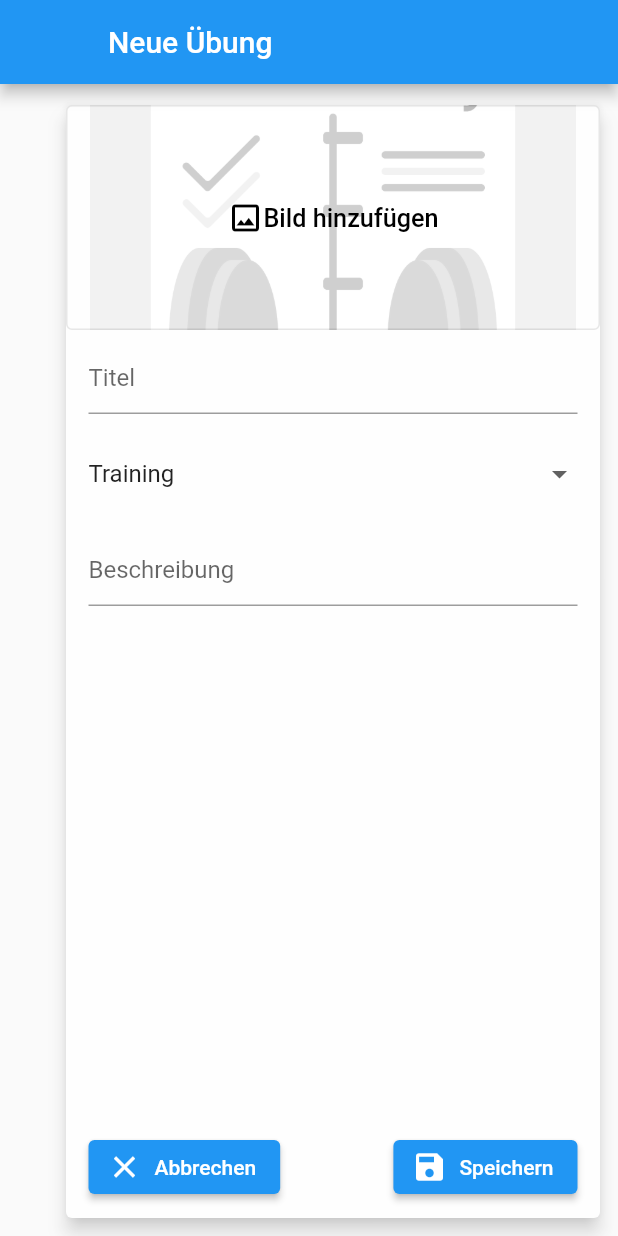
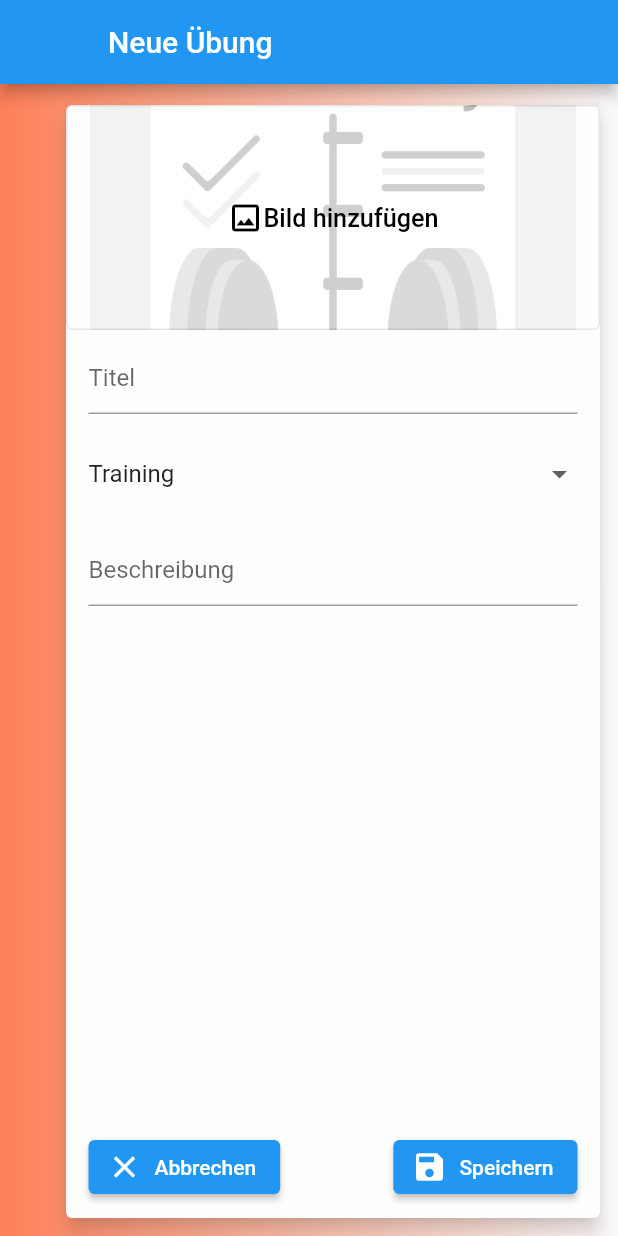
Before and after one commit to thierrypascal/NativeTraining, a Flutter app: the EditExercisePage widget shown alone on an empty page, opened directly, on a phone screen of 412 x 824 dp. Run offline on Flutter 3.47's test engine with Material 2 defaults, Android fonts, the phone set to English and light mode, and no system bars; our stand-ins replace cached_network_image, cloud_firestore, extended_image, firebase_auth, firebase_core, firebase_storage and 5 more; missing offline and left inert: image_editor; accounts and stored records are empty.

Commit message:
changed launcher icon, fixed some minor bugs

```diff
--- a/lib/components/edit_dialog.dart
+++ b/lib/components/edit_dialog.dart
@@ -1,6 +1,5 @@
 import 'package:flutter/cupertino.dart';
 import 'package:flutter/material.dart';
-import 'package:native_training/components/drawer.dart';
 
 /// Simple class to display a save-abort dialog
 class EditDialog extends StatelessWidget {
@@ -31,6 +30,9 @@ class EditDialog extends StatelessWidget {
   /// if card needs to be inset on the left to display object type
   final bool needsInset;
 
+  /// which type the exercise is, only shown if needsInset = true
+  final int type;
+
   /// Simple class to display a save-abort dialog
   EditDialog(
       {this.abort = 'Abbrechen',
@@ -38,6 +40,7 @@ class EditDialog extends StatelessWidget {
       this.saveIcon = Icons.save,
       this.abortIcon = Icons.clear,
       this.needsInset = true,
+      this.type = 0,
       @required this.title,
       @required this.abortCallback,
       @required this.saveCallback,
@@ -46,15 +49,45 @@ class EditDialog extends StatelessWidget {
       Key key})
       : super(key: key);
 
+
   @override
   Widget build(BuildContext context) {
+    Color gradientStart;
+
+    switch (type) {
+      case 0:
+        gradientStart = Colors.grey;
+        break;
+      case 1:
+        gradientStart = Colors.green;
+        break;
+      case 2:
+        gradientStart = Colors.deepOrange;
+        break;
+      case 3:
+        gradientStart = Colors.deepPurple;
+        break;
+      default:
+        gradientStart = Colors.grey;
+        break;
+    }
+
     return Scaffold(
-      // resizeToAvoidBottomInset: false,
       appBar: AppBar(
         leading: Text(""),
           title: Text(title)
       ),
-      body: Padding(
+      body: Container(
+        decoration: (needsInset) ?
+        new BoxDecoration(
+          gradient: new LinearGradient(colors: [gradientStart, Theme.of(context).scaffoldBackgroundColor],
+            begin: const FractionalOffset(0.0, 1.0),
+            end: const FractionalOffset(1.0, 1.0),
+            stops: [0.0,1.0],
+            tileMode: TileMode.clamp,
+          ),
+        ) : null,
+        child: Padding(
           padding: needsInset
               ? const EdgeInsets.fromLTRB(40, 10, 8, 8)
               : const EdgeInsets.fromLTRB(8, 10, 8, 8),
@@ -95,6 +128,7 @@ class EditDialog extends StatelessWidget {
             ),
           ),
         ),
+      ),
     );
   }
 }
--- a/lib/components/information_object_list_widget.dart
+++ b/lib/components/information_object_list_widget.dart
@@ -67,13 +67,14 @@ class _InformationObjectListWidgetState extends State<InformationObjectListWidge
                   ? Center(
                       child: Column(
                         mainAxisAlignment: MainAxisAlignment.center,
-                        children: const [
-                          //TODO: if is Exercise, show differently
+                        children: [
+                          if (widget.isWorkout)
                           Text(
                             'Noch kein Eintrag vorhanden, m\u00F6chtest du einen neuen anlegen?',
                             textScaleFactor: 2,
                             textAlign: TextAlign.center,
-                          ),
+                          ) else
+                          Text('Du hast noch keine \u00DCbungen dieses Typs'),
                         ],
                       ),
                     )
--- a/lib/main.dart
+++ b/lib/main.dart
@@ -21,8 +21,6 @@ class App extends StatefulWidget {
 }
 
 class _AppState extends State<App> {
-  //TODO: change Android App Icon
-
   final Future<FirebaseApp> _initialization = Firebase.initializeApp();
 
   @override
--- a/lib/models/user.dart
+++ b/lib/models/user.dart
@@ -100,7 +100,6 @@ class User extends ChangeNotifier {
       'surname': surname,
       'mail': mail,
       'imageURL': imageURL,
-      //TODO: save/update lists / names correctly
       'workouts': _workouts.toList(),
       'exercises': _exercises.toList(),
     });
--- a/lib/pages/exercise_page/edit_exercise_page.dart
+++ b/lib/pages/exercise_page/edit_exercise_page.dart
@@ -10,8 +10,6 @@ import 'package:native_training/pages/exercise_page/my_exercises_page.dart';
 import 'package:native_training/services/service_provider.dart';
 import 'package:provider/provider.dart';
 import 'package:uuid/uuid.dart';
-
-//TODO: Edit/Create as one workflow
 
 class EditExercisePage extends StatefulWidget {
   EditExercisePage({@required this.isEdit, this.exercise, this.route, Key key}) : super(key: key);
@@ -56,7 +54,6 @@ class _EditExercisePageState extends State<EditExercisePage> {
     final user = Provider.of<User>(context, listen: false);
 
     return EditDialog(
-      //TODO: modify EditDialog to show color of selected type
       title: widget.isEdit ? '\u00DCbung bearbeiten' : 'Neue \u00DCbung',
       abortCallback: () {
         Navigator.pop(context);
@@ -156,6 +153,7 @@ class _EditExercisePageState extends State<EditExercisePage> {
           ),
         ),
       ),
+      type: exerciseProvider.getAbstractFromType(_selectedType),
     );
   }
 }
--- a/lib/pages/login_page/register_email_page.dart
+++ b/lib/pages/login_page/register_email_page.dart
@@ -56,14 +56,12 @@ class _RegisterFormState extends State<RegisterForm> {
           TextFormField(
             decoration: const InputDecoration(labelText: 'Name'),
             onSaved: (value) => _name = value,
-            validator: (value) =>
-                value.isEmpty ? 'Bitte ein Name eingeben' : null,
+            validator: (value) => value.isEmpty ? 'Bitte ein Name eingeben' : null,
           ),
           TextFormField(
             decoration: const InputDecoration(labelText: 'Nachname'),
             onSaved: (value) => _surname = value,
-            validator: (value) =>
-                value.isEmpty ? 'Bitte ein Nachname eingeben' : null,
+            validator: (value) => value.isEmpty ? 'Bitte ein Nachname eingeben' : null,
           ),
           TextFormField(
               decoration: const InputDecoration(labelText: 'Email'),
@@ -96,8 +94,7 @@ class _RegisterFormState extends State<RegisterForm> {
                 }
               }),
           TextFormField(
-              decoration:
-                  const InputDecoration(labelText: 'Passwort wiederholen'),
+              decoration: const InputDecoration(labelText: 'Passwort wiederholen'),
               obscureText: true,
               validator: (value) {
                 if (value.isEmpty) {
@@ -118,16 +115,16 @@ class _RegisterFormState extends State<RegisterForm> {
                   children: [
                     Row(
                       children: [
-                        //TODO: Pixeloverflow
-                        TextButton(
+                        Expanded(
+                          child: TextButton(
                             onPressed: () async {
                               final _read = await showPrivacyAgreement(context);
                               setState(() {
                                 _readPrivacyAgreement = _read;
                               });
                             },
-                          child: const Text(
-                              'Ich habe das Privacy-Agreement gelesen'),
+                            child: const Text('Ich habe das Privacy-Agreement gelesen'),
+                          ),
                         ),
                         Checkbox(
                           value: field.value,
@@ -138,14 +135,12 @@ class _RegisterFormState extends State<RegisterForm> {
                     if (field.hasError)
                       Text(
                         field.errorText,
-                        style: TextStyle(
-                            color: Theme.of(context).errorColor, fontSize: 12),
+                        style: TextStyle(color: Theme.of(context).errorColor, fontSize: 12),
                       )
                   ],
                 );
               },
-              validator: (value) =>
-                  value ? null : 'Bitte lies das Privacy-Agreement'),
+              validator: (value) => value ? null : 'Bitte lies das Privacy-Agreement'),
           const SizedBox(
             height: 40,
           ),
@@ -162,16 +157,12 @@ class _RegisterFormState extends State<RegisterForm> {
     logging.log(_formKey.toString());
     if (_formKey.currentState.validate()) {
       _formKey.currentState.save();
-      final errorMessage =
-          await Provider.of<User>(context, listen: false)
-              .registerWithEmail(_email, _password,
-                  name: _name, surname: _surname);
+      final errorMessage = await Provider.of<User>(context, listen: false)
+          .registerWithEmail(_email, _password, name: _name, surname: _surname);
       if (errorMessage == null) {
-        Navigator.pushReplacement(
-            context, MaterialPageRoute(builder: (context) => MyWorkoutPage()));
+        Navigator.pushReplacement(context, MaterialPageRoute(builder: (context) => MyWorkoutPage()));
       } else {
-        ScaffoldMessenger.of(context)
-            .showSnackBar(SnackBar(content: Text(errorMessage)));
+        ScaffoldMessenger.of(context).showSnackBar(SnackBar(content: Text(errorMessage)));
       }
     }
   }
--- a/lib/pages/workout_page/play_workout_page.dart
+++ b/lib/pages/workout_page/play_workout_page.dart
@@ -127,7 +127,7 @@ class _PlayWorkoutPageState extends State<PlayWorkoutPage> {
                                 exercise.title,
                                 style: TextStyle(fontWeight: FontWeight.bold, fontSize: 20),
                               )),
-                              Text("10x" /*TODO: Anzahl Wiederholungen*/),
+                              // Text("10x" /*TODO: Anzahl Wiederholungen*/),
                             ],
                           )),
                       Padding(
```
Also changed, not shown: lib/pages/workout_page/my_workouts_page.dart (+5 -5 lines), 15 other files. Lines whose indentation alone changed are shown as unchanged.
